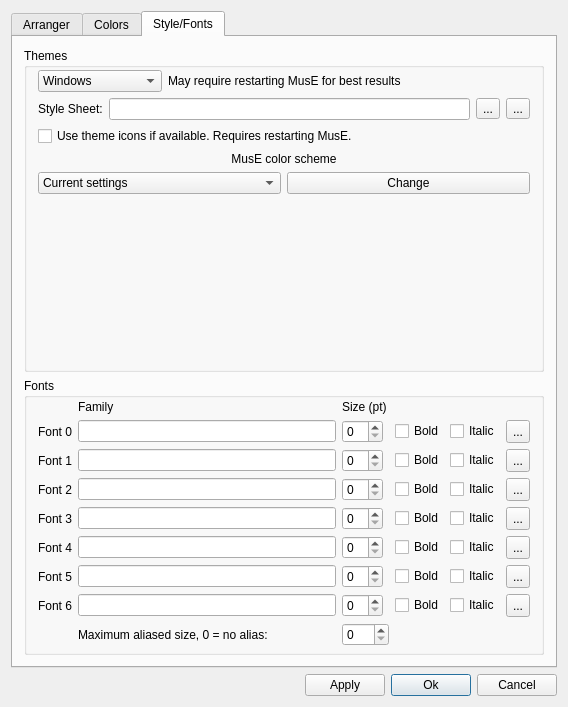
Before: the Qt Designer form muse3/muse/components/appearancebase.ui in emrum/muse, drawn with Qt 5.
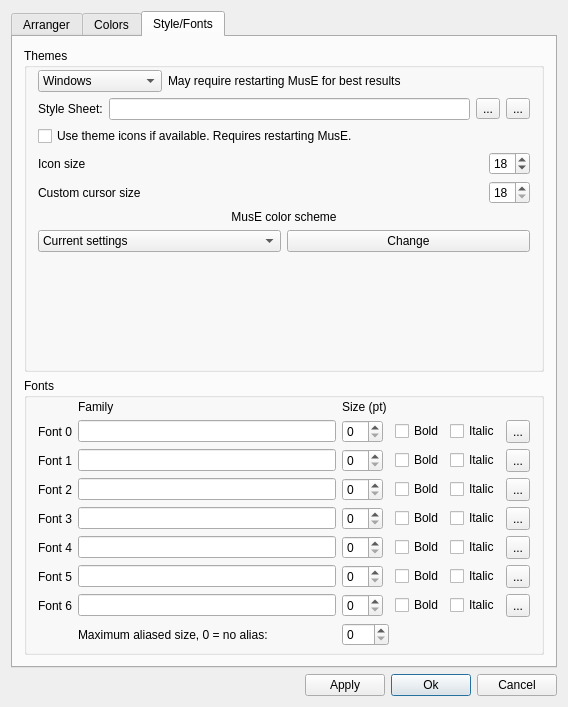
After: the same form once the commit is applied. The open tabs and pages were chosen to show the change. Custom widgets are drawn as their Qt base class.

Commit message: Configurable size for icons and custom cursors

Diff of the .ui file:
```diff
--- a/muse3/muse/components/appearancebase.ui
+++ b/muse3/muse/components/appearancebase.ui
@@ -1288,6 +1288,84 @@
             </property>
            </widget>
           </item>
+          <item>
+           <layout class="QHBoxLayout" name="horizontalLayout_9">
+            <property name="bottomMargin">
+             <number>0</number>
+            </property>
+            <item>
+             <widget class="QLabel" name="label_3">
+              <property name="sizePolicy">
+               <sizepolicy hsizetype="Preferred" vsizetype="Preferred">
+                <horstretch>0</horstretch>
+                <verstretch>0</verstretch>
+               </sizepolicy>
+              </property>
+              <property name="text">
+               <string>Icon size</string>
+              </property>
+             </widget>
+            </item>
+            <item>
+             <widget class="QSpinBox" name="iconSizeSpin">
+              <property name="sizePolicy">
+               <sizepolicy hsizetype="Maximum" vsizetype="Fixed">
+                <horstretch>0</horstretch>
+                <verstretch>0</verstretch>
+               </sizepolicy>
+              </property>
+              <property name="minimum">
+               <number>12</number>
+              </property>
+              <property name="maximum">
+               <number>32</number>
+              </property>
+              <property name="value">
+               <number>18</number>
+              </property>
+             </widget>
+            </item>
+           </layout>
+          </item>
+          <item>
+           <layout class="QHBoxLayout" name="horizontalLayout_10">
+            <property name="bottomMargin">
+             <number>0</number>
+            </property>
+            <item>
+             <widget class="QLabel" name="label_4">
+              <property name="sizePolicy">
+               <sizepolicy hsizetype="Expanding" vsizetype="Preferred">
+                <horstretch>0</horstretch>
+                <verstretch>0</verstretch>
+               </sizepolicy>
+              </property>
+              <property name="text">
+               <string>Custom cursor size</string>
+              </property>
+             </widget>
+            </item>
+            <item>
+             <widget class="QSpinBox" name="cursorSizeSpin">
+              <property name="sizePolicy">
+               <sizepolicy hsizetype="Maximum" vsizetype="Fixed">
+                <horstretch>0</horstretch>
+                <verstretch>0</verstretch>
+               </sizepolicy>
+              </property>
+              <property name="minimum">
+               <number>18</number>
+              </property>
+              <property name="maximum">
+               <number>32</number>
+              </property>
+              <property name="value">
+               <number>18</number>
+              </property>
+             </widget>
+            </item>
+           </layout>
+          </item>
           <item>
            <widget class="QLabel" name="label_2">
             <property name="text">
```
Left out of the diff: 470 changed lines with no effect on the pictures. The commit also changes 12 other files.
